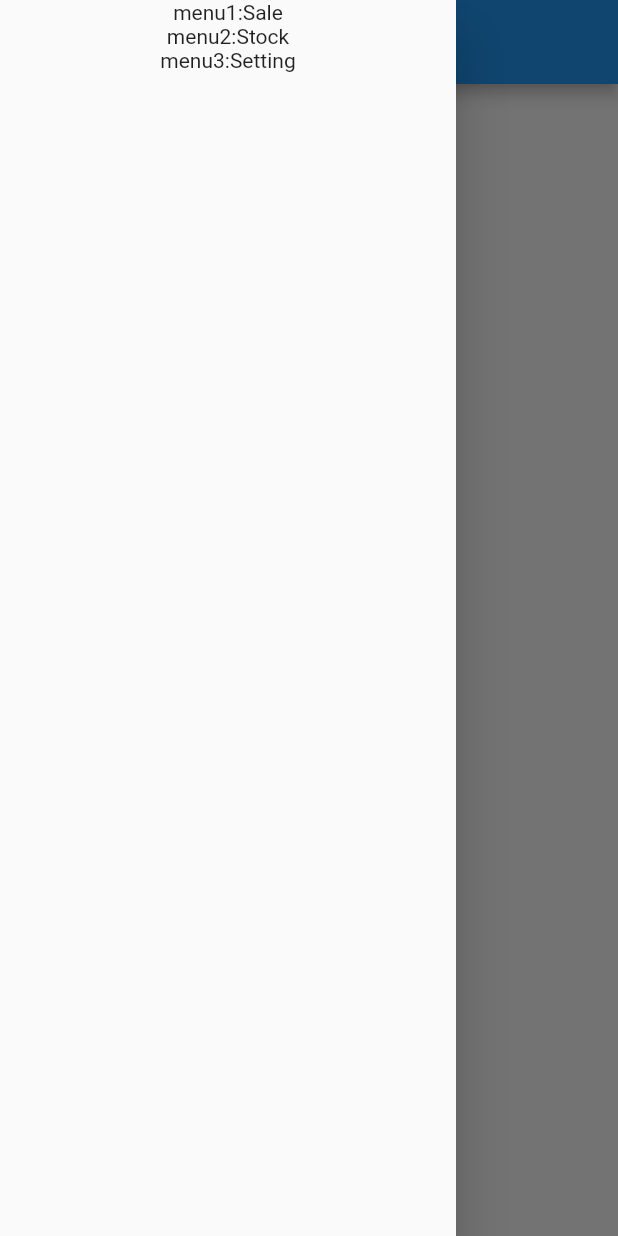
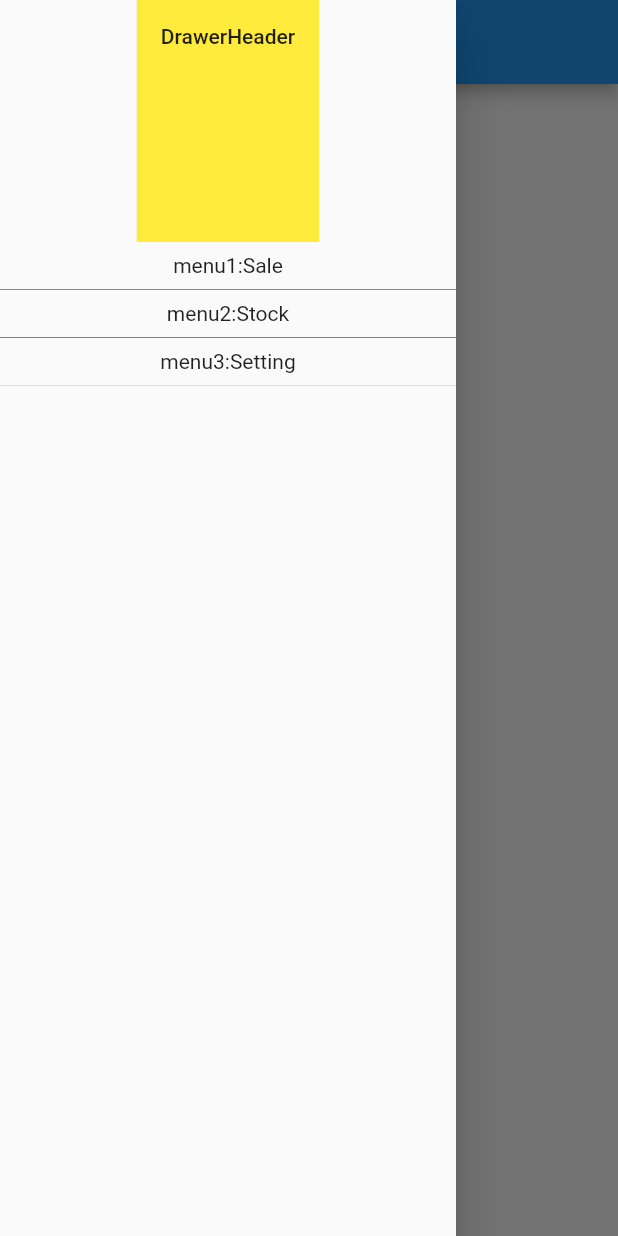
Before and after one commit to Keng-Sahachart/Train_Flutter, a Flutter app: the screen it shows after launch, with the side drawer open, on a phone screen of 412 x 824 dp. Run offline on Flutter 3.47's test engine with Material 2 defaults, Android fonts, the phone set to English and light mode, and no system bars.

Commit message:
ep26 update test

```diff
--- a/Udemy01/ep26_drawer/lib/main.dart
+++ b/Udemy01/ep26_drawer/lib/main.dart
@@ -1,3 +1,5 @@
+// import 'dart:ui';
+
 import 'package:flutter/material.dart';
 
 void main() {
@@ -12,7 +14,7 @@ class MyApp extends StatelessWidget {
       title: 'drawer Demo',
       home: Scaffold(
         appBar: AppBar(
-          title: Text('drawer demo'),
+          title: Text('drawer demo ..'),
         ),
         body: Center(
           child: Text('click at menu drawer'),
@@ -20,9 +22,17 @@ class MyApp extends StatelessWidget {
         drawer: Drawer(
           child: Column(
             children: <Widget>[
+              DrawerHeader(
+                //ถ้าไม่มี DrawerHeader เมนู จะกินพื้นที่ ด้านบน
+                child: Text('DrawerHeader'),
+                decoration: BoxDecoration(color: Colors.yellow),
+              ),
               Text('menu1:Sale'),
+              Divider(color: Colors.redAccent),
               Text('menu2:Stock'),
-              Text('menu3:Setting')
+              Divider(color: Colors.blue),
+              Text('menu3:Setting'),
+              Divider(color: Colors.yellow),
             ],
           ),
         ),
@@ -30,3 +40,10 @@ class MyApp extends StatelessWidget {
     );
   }
 }
+
+/*
+* ในตัวอย่าง จะใช้ ListView มาครอบ  DrawerHeader อีกที แลใช้ ListTile เป็น item
+* https://flutter.dev/docs/cookbook/design/drawer
+*
+*
+* */
```
